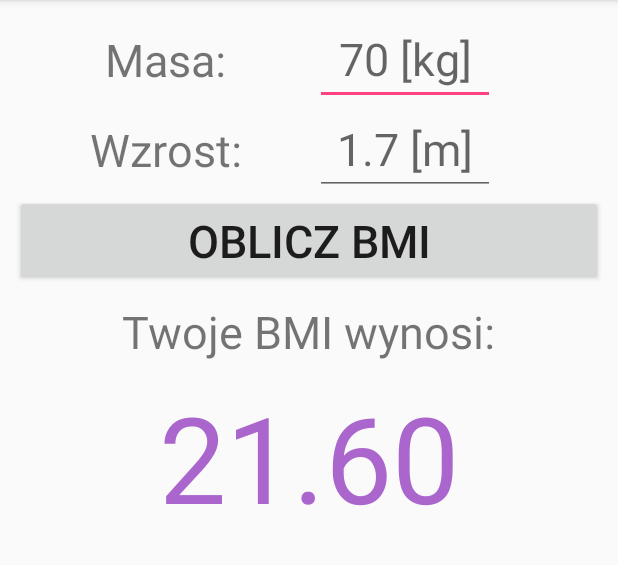
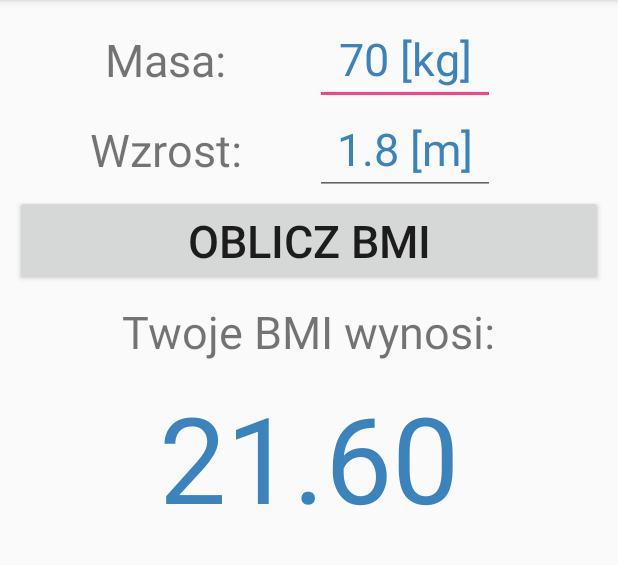
Before and after one commit to gchilczuk/Studies, an Android app: the screen it shows after launch (MainActivity), on a phone screen of 412 x 824 dp, the part 84-649 px from its top. Run offline under Robolectric (Android 15) with nearby library versions, the phone set to English and light mode, and no system bars.

Commit message:
little changes

```diff
--- a/Semestr_4/Systemy_Wbudowane_i_Mobilne/BMI_app/app/src/main/res/layout/activity_main.xml
+++ b/Semestr_4/Systemy_Wbudowane_i_Mobilne/BMI_app/app/src/main/res/layout/activity_main.xml
@@ -17,6 +17,7 @@
         android:text="@string/mass_info"
         android:textSize="30sp"
         android:gravity="center"
+        android:textColorHint="@color/hintColor"
 
         android:layout_alignParentLeft="true"
         />
@@ -28,6 +29,7 @@
         android:textSize="30sp"
         android:inputType="number"
         android:gravity="center"
+        android:textColorHint="@color/hintColor"
 
         android:layout_toRightOf="@+id/massTV"
         />
@@ -51,6 +53,7 @@
         android:textSize="30sp"
         android:inputType="numberDecimal"
         android:gravity="center"
+        android:textColorHint="@color/hintColor"
 
         android:layout_toRightOf="@+id/heightTV"
         android:layout_below="@+id/massET"
@@ -86,8 +89,7 @@
         android:layout_height="wrap_content"
         android:textSize="80sp"
         android:gravity="center"
-        android:textColor="@android:color/holo_red_dark"
-        android:textColorHint="@android:color/holo_purple"
+        android:textColorHint="@color/hintColor"
 
         android:layout_below="@+id/result_headerTV"
         android:layout_centerHorizontal="true"
--- a/Semestr_4/Systemy_Wbudowane_i_Mobilne/BMI_app/app/src/main/res/values/colors.xml
+++ b/Semestr_4/Systemy_Wbudowane_i_Mobilne/BMI_app/app/src/main/res/values/colors.xml
@@ -4,16 +4,17 @@
     <color name="colorPrimaryDark">#303F9F</color>
     <color name="colorAccent">#FF4081</color>
 
-    <color name="Underweight_III">#E3D9C6</color>
-    <color name="Underweight_II">#E6D690</color>
-    <color name="Underweight_I">#F3DA0B</color>
-    <color name="Normal_weight">#00BB2D</color>
-    <color name="Overweight">#F75E25</color>
-    <color name="Obess_I">#A52019</color>
-    <color name="Obess_II">#9B111E</color>
-    <color name="Obess_III">#721422</color>
+    <color name="underweightIII">#E3D9C6</color>
+    <color name="underweightII">#E6D690</color>
+    <color name="underweightI">#F3DA0B</color>
+    <color name="normalWeight">#00BB2D</color>
+    <color name="overweight">#F75E25</color>
+    <color name="obessI">#A52019</color>
+    <color name="obessII">#9B111E</color>
+    <color name="obessIII">#721422</color>
 
-    <color name="Black">#000000</color>
+    <color name="black">#000000</color>
+    <color name="hintColor">#3B83BD</color>
 
 
 </resources>
--- a/Semestr_4/Systemy_Wbudowane_i_Mobilne/BMI_app/app/src/main/res/values/strings.xml
+++ b/Semestr_4/Systemy_Wbudowane_i_Mobilne/BMI_app/app/src/main/res/values/strings.xml
@@ -10,6 +10,6 @@
 
     <string name="mass_hint_kg">70 [kg]</string>
     <string name="mass_hint_lb">154 [lb]</string>
-    <string name="height_hint_m">1.7 [m]</string>
-    <string name="height_hint_in">66.9 [in]</string>
+    <string name="height_hint_m">1.8 [m]</string>
+    <string name="height_hint_in">70.3 [in]</string>
 </resources>
```
Also changed, not shown: Semestr_4/Systemy_Wbudowane_i_Mobilne/BMI_app/app/src/main/java/pl/edu/pwr/swim/chilczuk/bmi_app/MainActivity.java (+10 -10 lines).
